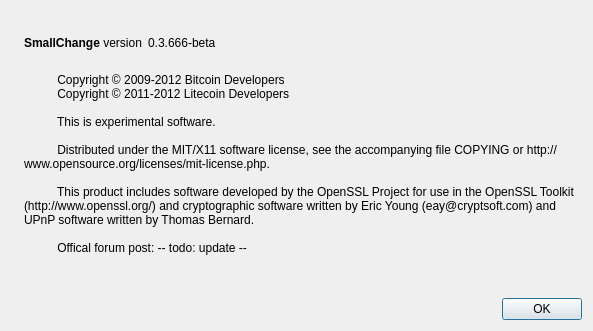
Before: the Qt Designer form src/qt/forms/aboutdialog.ui in MahatmaJapa/TempleCoin, drawn with Qt 5.
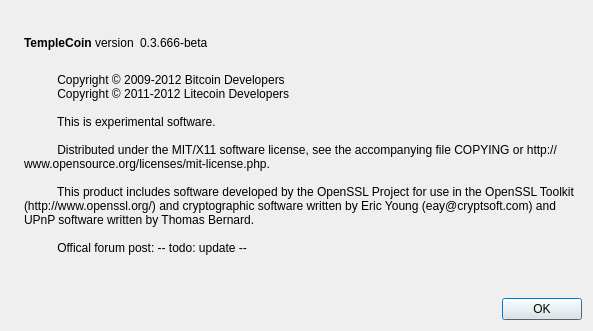
After: the same form once the commit is applied. Icons and pictures are not drawn.

```diff
--- a/src/qt/forms/aboutdialog.ui
+++ b/src/qt/forms/aboutdialog.ui
@@ -50,7 +50,7 @@
           <cursorShape>IBeamCursor</cursorShape>
          </property>
          <property name="text">
-          <string>&lt;b&gt;SmallChange&lt;/b&gt; version</string>
+          <string>&lt;b&gt;TempleCoin&lt;/b&gt; version</string>
          </property>
          <property name="textInteractionFlags">
           <set>Qt::LinksAccessibleByMouse|Qt::TextSelectableByKeyboard|Qt::TextSelectableByMouse</set>
```
Left out of the diff: 2 changed lines with no effect on the pictures.
